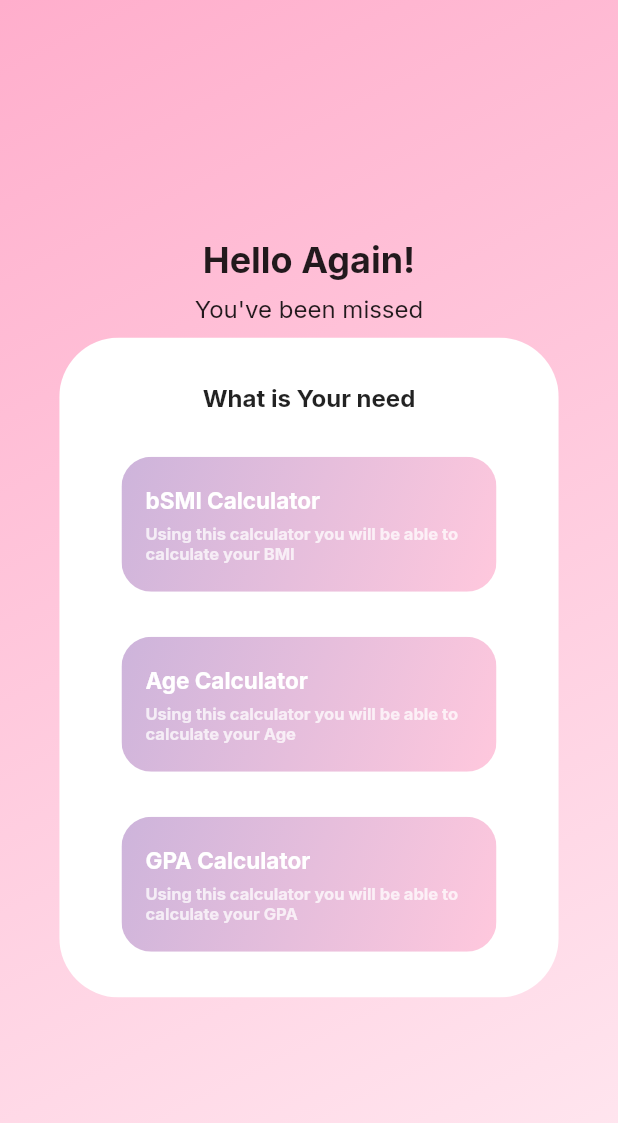
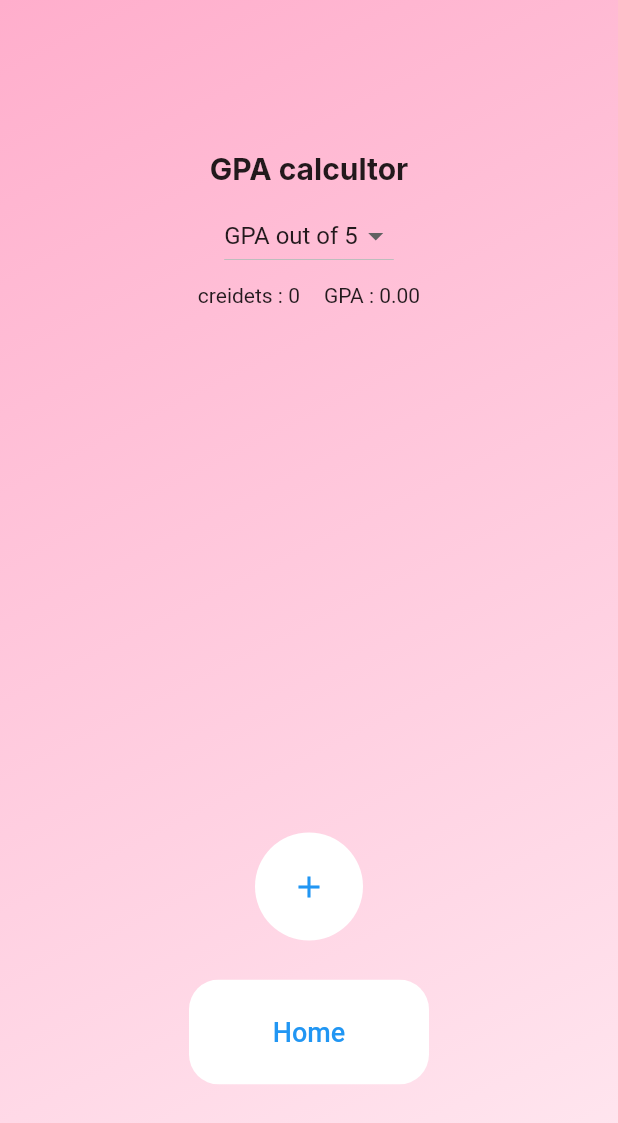
Before and after one commit to Osamaalharbi9/multiple_calculators, a Flutter app: the screen it shows after launch, after a tap on "GPA Calculator", on a phone screen of 412 x 824 dp. Shown: the top 1123 px of the screen. Run offline on Flutter 3.47's test engine with Material 2 defaults, Android fonts, the phone set to English and light mode, and no system bars; our stand-ins replace flutter_screenutil, google_fonts.

Commit message:
the final App

```diff
--- /dev/null
+++ b/lib/GPA Calculator/Course_widget.dart
@@ -0,0 +1,34 @@
+class Course {
+  Course(
+      {required this.grade, required this.courseName, required this.credite});
+  String grade;
+  String courseName;
+  int credite;
+}
+
+List<String> CoursesType = ["GPA out of 5", "GPA out of 4"];
+
+List<String> grades = ["A+", "A", "B+", "B", "C+", "C", "D+", "D", "F"];
+
+Map<String, double> grades4 = {
+  "A+": 4,
+  "A": 3.75,
+  "B+": 3.5,
+  "B": 3,
+  "C+": 2.5,
+  "C": 2,
+  "D+": 1.5,
+  "D": 1,
+  "F": 0,
+};
+Map<String, double> grades5 = {
+  "A+": 5,
+  "A": 4.75,
+  "B+": 4.5,
+  "B": 4,
+  "C+": 3.5,
+  "C": 3,
+  "D+": 2.5,
+  "D": 2,
+  "F": 1,
+};
--- /dev/null
+++ b/lib/GPA Calculator/CoursesList.dart
@@ -0,0 +1,28 @@
+import 'package:flutter/material.dart';
+import 'package:multiple_calculators/GPA Calculator/GPA_Homepage.dart';
+import 'package:multiple_calculators/GPA Calculator/Course_widget.dart';
+import 'package:multiple_calculators/GPA Calculator/Course_widget.dart';
+import 'package:multiple_calculators/GPA%20Calculator/widget/course_card.dart';
+
+class CoursrsList extends StatelessWidget {
+  CoursrsList(this.courses, {required this.removeCourse, super.key});
+  List<Course> courses;
+  void Function(Course deletedCourse) removeCourse;
+
+  @override
+  Widget build(BuildContext context) {
+    return ListView.builder(
+      itemCount: courses.length,
+      itemBuilder: (context, index) {
+        return Dismissible(
+            key: ValueKey(courses[index]),
+            onDismissed: (direction) {
+              removeCourse(courses[index]);
+            },
+            child: CourseCard(
+              course: courses[index],
+            ));
+      },
+    );
+  }
+}
--- /dev/null
+++ b/lib/GPA Calculator/GPA_Homepage.dart
@@ -0,0 +1,185 @@
+import 'package:flutter/material.dart';
+import 'package:flutter/src/widgets/container.dart';
+import 'package:flutter/src/widgets/framework.dart';
+import 'package:multiple_calculators/GPA%20Calculator/Add_cours.dart';
+import 'package:multiple_calculators/main.dart';
+import 'package:google_fonts/google_fonts.dart';
+import 'package:multiple_calculators/GPA Calculator/Course_widget.dart';
+import 'package:multiple_calculators/GPA Calculator/CoursesList.dart';
+
+class GPAHome extends StatefulWidget {
+  GPAHome({super.key});
+
+  List<Course> courses = [];
+
+  @override
+  State<GPAHome> createState() => _GPAHomeState();
+}
+
+class _GPAHomeState extends State<GPAHome> {
+  String GPAsystem = "GPA out of 5";
+  int GPA = 5;
+  int totalcredits = 0;
+  double points = 0;
+  double finalGPA = 0;
+  var values;
+  void addcourse(Course newCourse) {
+    setState(() {
+      widget.courses.add(newCourse);
+      totalcredits = totalcredits + newCourse.credite;
+      GPAsys();
+    });
+    print(points);
+  }
+
+  void GPAsys() {
+    if (GPA == 5) {
+      values = widget.courses.map((course) =>
+          (grades5[course.grade] as double) * course.credite.toDouble());
+      points = values.fold(0.0, (a, b) => a + b);
+    } else {
+      values = widget.courses.map((course) =>
+          (grades4[course.grade] as double) * course.credite.toDouble());
+      points = values.fold(0.0, (a, b) => a + b);
+    }
+  }
+
+  void deletcourse(Course deltedCourse) {
+    setState(() {
+      widget.courses.remove(deltedCourse);
+      totalcredits = totalcredits - deltedCourse.credite;
+      GPAsys();
+    });
+  }
+
+  void _openlayout() {
+    showModalBottomSheet(
+      isScrollControlled: true,
+      context: context,
+      builder: (ctx) => AddCourse(
+        addNewCourse: addcourse,
+      ),
+    );
+  }
+
+  get GPAcal {
+    finalGPA = 0;
+    if (widget.courses.isNotEmpty) {
+      finalGPA = points / (totalcredits * GPA);
+      finalGPA = finalGPA * GPA;
+    }
+
+    return Text('GPA : ${finalGPA.toStringAsFixed(2)}');
+  }
+
+  @override
+  Widget build(BuildContext context) {
+    return MaterialApp(
+      home: Scaffold(
+        //Background Container color
+        body: Container(
+          decoration: const BoxDecoration(
+              gradient: LinearGradient(
+                  begin: Alignment.topLeft,
+                  end: Alignment.bottomRight,
+                  colors: [
+                Color.fromARGB(255, 255, 174, 204),
+                Color.fromARGB(255, 255, 233, 241)
+              ])),
+          height: double.infinity,
+          width: double.infinity,
+          //Coulmn inside Background Container
+          child: Column(mainAxisAlignment: MainAxisAlignment.center, children: [
+            Text(
+              'GPA calcultor',
+              style:
+                  GoogleFonts.inter(fontSize: 20, fontWeight: FontWeight.bold),
+            ),
+            SizedBox(
+              height: 8,
+            ),
+            DropdownButton(
+              value: GPAsystem,
+              items: CoursesType.map((e) {
+                return DropdownMenuItem(value: e, child: Text(e));
+              }).toList(),
+              onChanged: (value) {
+                if (value == null) {
+                  return;
+                }
+                setState(() {
+                  GPAsystem = value;
+                  if (GPAsystem == "GPA out of 5") {
+                    GPA = 5;
+                  } else {
+                    GPA = 4;
+                  }
+                  GPAsys();
+                });
+              },
+            ),
+            SizedBox(
+              height: 8,
+            ),
+            Row(
+              mainAxisAlignment: MainAxisAlignment.center,
+              children: [
+                Text('creidets : $totalcredits'),
+                const SizedBox(
+                  width: 16,
+                ),
+                GPAcal
+              ],
+            ),
+
+            SizedBox(
+              height: 350,
+              width: 300,
+              child: CoursrsList(removeCourse: deletcourse, widget.courses),
+            ),
+            //add button
+            Container(
+              width: 72,
+              height: 72,
+              decoration: const BoxDecoration(
+                shape: BoxShape.circle,
+                color: Colors.white,
+              ),
+              child: IconButton(
+                  icon: Icon(Icons.add),
+                  color: Colors.blue,
+                  onPressed: _openlayout),
+            ),
+            const SizedBox(
+              height: 26,
+            ),
+            //home button
+            ClipRRect(
+              borderRadius: BorderRadius.circular(20),
+              child: SizedBox(
+                width: 160,
+                height: 70,
+                child: OutlinedButton(
+                  onPressed: () {
+                    Navigator.push(context,
+                        MaterialPageRoute(builder: ((context) => Myapp())));
+                  },
+                  style: OutlinedButton.styleFrom(
+                      backgroundColor: Colors.white,
+                      side: const BorderSide(
+                          width: 0.0001,
+                          color: Color.fromARGB(255, 255, 255, 255))),
+                  child: const Text(
+                    'Home',
+                    style: TextStyle(fontSize: 18),
+                  ),
+                ),
+              ),
+            ),
+          ] //
+              ),
+        ),
+      ),
+    );
+  }
+}
--- a/lib/container_button.dart
+++ b/lib/container_button.dart
@@ -1,5 +1,6 @@
 import 'package:flutter/material.dart';
 import 'package:google_fonts/google_fonts.dart';
+import 'package:multiple_calculators/GPA%20Calculator/GPA_Homepage.dart';
 import 'package:multiple_calculators/age/age_calcultor.dart';
 
 //BMI Container button
@@ -162,7 +163,10 @@ class ContainerButton3 extends StatelessWidget {
         width: 250,
         height: 90,
         child: OutlinedButton(
-            onPressed: () {},
+            onPressed: () {
+              Navigator.push(context,
+                  MaterialPageRoute(builder: ((context) => GPAHome())));
+            },
             style: OutlinedButton.styleFrom(
                 side: const BorderSide(
                     width: 0.0001, color: Color.fromARGB(255, 255, 255, 255))),
```
Also changed, not shown: lib/GPA Calculator/Add_cours.dart (added, +153 -0 lines), lib/GPA Calculator/widget/course_card.dart (added, +39 -0 lines), lib/age/age_calcultor.dart (+6 -2 lines), 1 other file.
